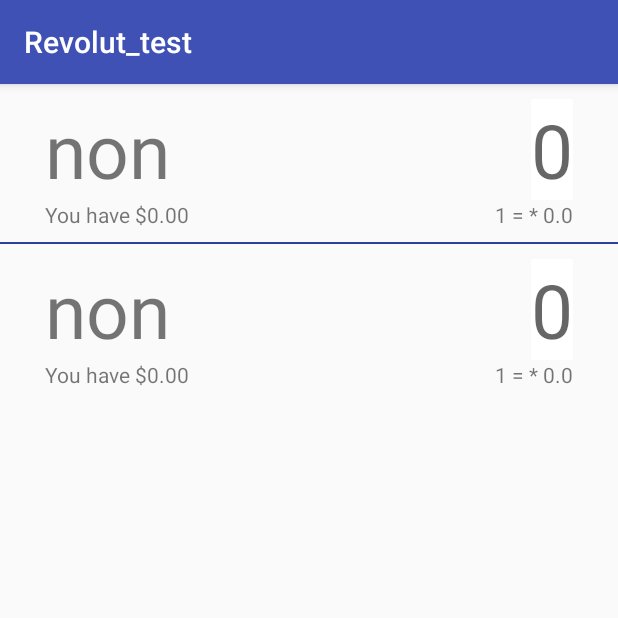
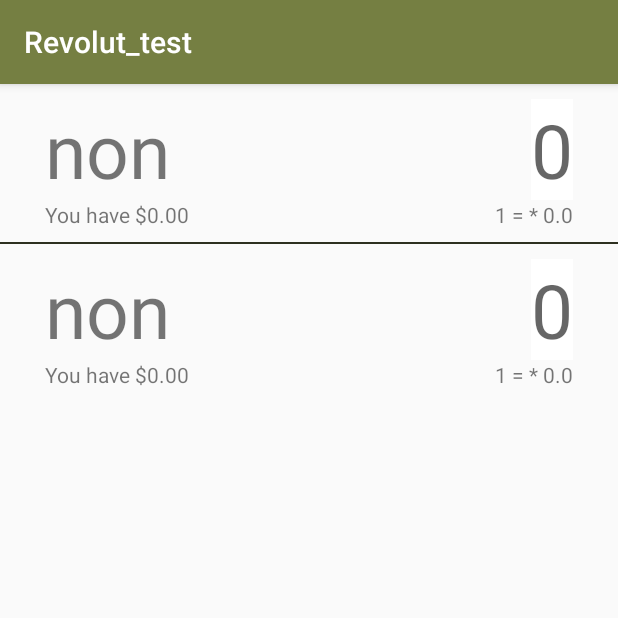
Before and after one commit to GorniyGor/Revolut_test, an Android app: the screen it shows after launch (MainActivity), on a phone screen of 412 x 824 dp, the top half of it. Run offline under Robolectric (Android 15) with nearby library versions, the phone set to English and light mode, and no system bars; 3 statements that could not run were skipped.

Commit message:
Add splash screen

```diff
--- /dev/null
+++ b/app/src/main/java/com/example/gor/revolut_test/SplashActivity.java
@@ -0,0 +1,24 @@
+package com.example.gor.revolut_test;
+
+import android.content.Intent;
+import android.os.Handler;
+import android.support.v7.app.AppCompatActivity;
+import android.os.Bundle;
+
+public class SplashActivity extends AppCompatActivity {
+
+    @Override
+    protected void onCreate(Bundle savedInstanceState) {
+        super.onCreate(savedInstanceState);
+
+
+        new Handler().postDelayed(new Runnable() {
+            @Override
+            public void run() {
+                Intent intent = new Intent(SplashActivity.this, MainActivity.class);
+                startActivity(intent);
+                finish();
+            }
+        }, 3*1000);
+    }
+}
--- a/app/src/main/res/values/colors.xml
+++ b/app/src/main/res/values/colors.xml
@@ -1,6 +1,6 @@
 <?xml version="1.0" encoding="utf-8"?>
 <resources>
-    <color name="colorPrimary">#3F51B5</color>
-    <color name="colorPrimaryDark">#303F9F</color>
+    <color name="colorPrimary">#757F42</color>
+    <color name="colorPrimaryDark">#2D301F</color>
     <color name="colorAccent">#FF4081</color>
 </resources>
--- a/app/src/main/res/values/styles.xml
+++ b/app/src/main/res/values/styles.xml
@@ -11,4 +11,10 @@
 
     </style>
 
+    <style name="SplashTheme" parent="Theme.AppCompat.Light.NoActionBar">
+        <item name="android:windowBackground">@drawable/background_splash</item>
+    </style>
+
+
+
 </resources>
```
Also changed, not shown: app/src/main/AndroidManifest.xml (+14 -5 lines).
